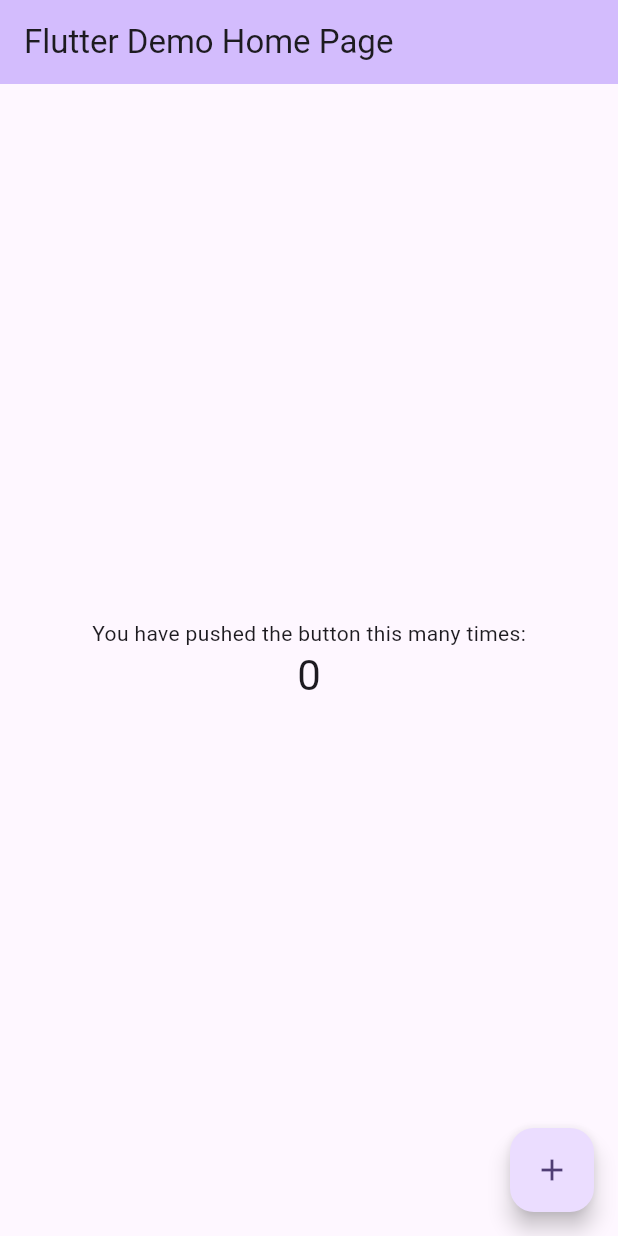
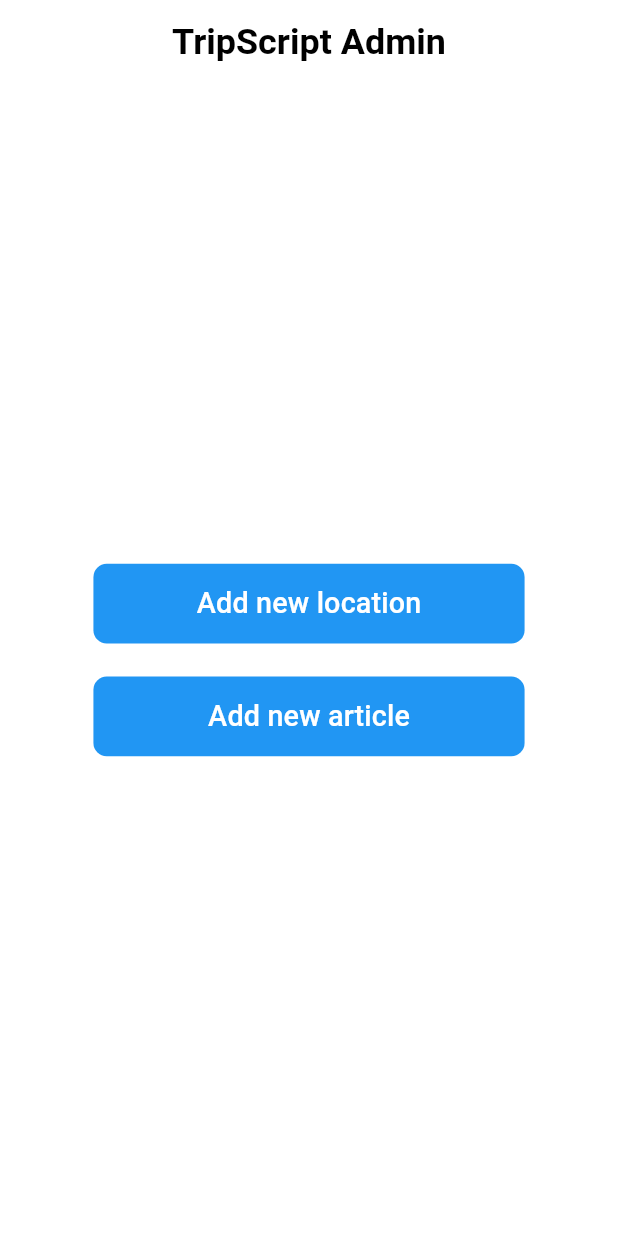
Before and after one commit to MKJules/trip_script_admin, a Flutter app: the screen it shows after launch, on a phone screen of 412 x 824 dp. Run offline on Flutter 3.47's test engine with Material 3 defaults, Android fonts, the light colour scheme and no system bars; our stand-ins replace cloud_firestore, firebase_core, firebase_storage, flutter_screenutil, image_picker; accounts and stored records are empty.

Commit message:
A lot of changes were made

```diff
--- /dev/null
+++ b/lib/home.dart
@@ -0,0 +1,81 @@
+import 'package:flutter/material.dart';
+import 'package:flutter_screenutil/flutter_screenutil.dart';
+import 'package:trip_script_admin/add_location.dart';
+
+class Home extends StatelessWidget {
+  const Home({super.key});
+
+  @override
+  Widget build(BuildContext context) {
+    return Scaffold(
+      backgroundColor: Colors.white,
+      appBar: AppBar(
+        centerTitle: true,
+        backgroundColor: Colors.white,
+        elevation: 0,
+        title: Text(
+          'TripScript Admin',
+          style: TextStyle(
+            fontWeight: FontWeight.w600,
+            fontSize: 25.sp,
+            color: Colors.black,
+          ),
+        ),
+      ),
+      body: Center(
+        child: Column(
+          mainAxisAlignment: MainAxisAlignment.center,
+          crossAxisAlignment: CrossAxisAlignment.center,
+          children: [
+            ElevatedButton(
+              onPressed: () {
+                Navigator.push(
+                  context,
+                  MaterialPageRoute(
+                    builder: (context) {
+                      return const AddNewLocation();
+                    },
+                  ),
+                );
+              },
+              style: ElevatedButton.styleFrom(
+                fixedSize: Size(300.w, 60.h),
+                elevation: 0,
+                backgroundColor: Colors.blue,
+                foregroundColor: Colors.white,
+                shape: RoundedRectangleBorder(
+                  borderRadius: BorderRadius.circular(10.r),
+                ),
+              ),
+              child: Text(
+                'Add new location',
+                style: TextStyle(
+                  fontSize: 20.sp,
+                ),
+              ),
+            ),
+            SizedBox(height: 25.h),
+            ElevatedButton(
+              onPressed: () {},
+              style: ElevatedButton.styleFrom(
+                fixedSize: Size(300.w, 60.h),
+                elevation: 0,
+                backgroundColor: Colors.blue,
+                foregroundColor: Colors.white,
+                shape: RoundedRectangleBorder(
+                  borderRadius: BorderRadius.circular(10.r),
+                ),
+              ),
+              child: Text(
+                'Add new article',
+                style: TextStyle(
+                  fontSize: 20.sp,
+                ),
+              ),
+            )
+          ],
+        ),
+      ),
+    );
+  }
+}
--- a/lib/main.dart
+++ b/lib/main.dart
@@ -1,7 +1,21 @@
+import 'package:firebase_core/firebase_core.dart';
 import 'package:flutter/material.dart';
+import 'package:flutter_screenutil/flutter_screenutil.dart';
+import 'package:trip_script_admin/home.dart';
 
-void main() {
-  runApp(const MyApp());
+import 'firebase_options.dart';
+
+void main() async{
+  WidgetsFlutterBinding.ensureInitialized();
+  await Firebase.initializeApp(
+    options: DefaultFirebaseOptions.currentPlatform,
+  );
+  runApp(
+      ScreenUtilInit(
+        designSize: const Size(430,932),
+        builder: (_, child) => const MyApp(),
+      )
+  );
 }
 
 class MyApp extends StatelessWidget {
@@ -12,114 +26,12 @@
   Widget build(BuildContext context) {
     return MaterialApp(
       title: 'Flutter Demo',
+      debugShowCheckedModeBanner: false,
       theme: ThemeData(
-        // This is the theme of your application.
-        //
-        // TRY THIS: Try running your application with "flutter run". You'll see
-        // the application has a purple toolbar. Then, without quitting the app,
-        // try changing the seedColor in the colorScheme below to Colors.green
-        // and then invoke "hot reload" (save your changes or press the "hot
-        // reload" button in a Flutter-supported IDE, or press "r" if you used
-        // the command line to start the app).
-        //
-        // Notice that the counter didn't reset back to zero; the application
-        // state is not lost during the reload. To reset the state, use hot
-        // restart instead.
-        //
-        // This works for code too, not just values: Most code changes can be
-        // tested with just a hot reload.
-        colorScheme: ColorScheme.fromSeed(seedColor: Colors.deepPurple),
+        colorScheme: ColorScheme.fromSeed(seedColor: Colors.blue),
         useMaterial3: true,
       ),
-      home: const MyHomePage(title: 'Flutter Demo Home Page'),
+      home: const Home(),
     );
   }
 }
-
-class MyHomePage extends StatefulWidget {
-  const MyHomePage({super.key, required this.title});
-
-  // This widget is the home page of your application. It is stateful, meaning
-  // that it has a State object (defined below) that contains fields that affect
-  // how it looks.
-
-  // This class is the configuration for the state. It holds the values (in this
-  // case the title) provided by the parent (in this case the App widget) and
-  // used by the build method of the State. Fields in a Widget subclass are
-  // always marked "final".
-
-  final String title;
-
-  @override
-  State<MyHomePage> createState() => _MyHomePageState();
-}
-
-class _MyHomePageState extends State<MyHomePage> {
-  int _counter = 0;
-
-  void _incrementCounter() {
-    setState(() {
-      // This call to setState tells the Flutter framework that something has
-      // changed in this State, which causes it to rerun the build method below
-      // so that the display can reflect the updated values. If we changed
-      // _counter without calling setState(), then the build method would not be
-      // called again, and so nothing would appear to happen.
-      _counter++;
-    });
-  }
-
-  @override
-  Widget build(BuildContext context) {
-    // This method is rerun every time setState is called, for instance as done
-    // by the _incrementCounter method above.
-    //
-    // The Flutter framework has been optimized to make rerunning build methods
-    // fast, so that you can just rebuild anything that needs updating rather
-    // than having to individually change instances of widgets.
-    return Scaffold(
-      appBar: AppBar(
-        // TRY THIS: Try changing the color here to a specific color (to
-        // Colors.amber, perhaps?) and trigger a hot reload to see the AppBar
-        // change color while the other colors stay the same.
-        backgroundColor: Theme.of(context).colorScheme.inversePrimary,
-        // Here we take the value from the MyHomePage object that was created by
-        // the App.build method, and use it to set our appbar title.
-        title: Text(widget.title),
-      ),
-      body: Center(
-        // Center is a layout widget. It takes a single child and positions it
-        // in the middle of the parent.
-        child: Column(
-          // Column is also a layout widget. It takes a list of children and
-          // arranges them vertically. By default, it sizes itself to fit its
-          // children horizontally, and tries to be as tall as its parent.
-          //
-          // Column has various properties to control how it sizes itself and
-          // how it positions its children. Here we use mainAxisAlignment to
-          // center the children vertically; the main axis here is the vertical
-          // axis because Columns are vertical (the cross axis would be
-          // horizontal).
-          //
-          // TRY THIS: Invoke "debug painting" (choose the "Toggle Debug Paint"
-          // action in the IDE, or press "p" in the console), to see the
-          // wireframe for each widget.
-          mainAxisAlignment: MainAxisAlignment.center,
-          children: <Widget>[
-            const Text(
-              'You have pushed the button this many times:',
-            ),
-            Text(
-              '$_counter',
-              style: Theme.of(context).textTheme.headlineMedium,
-            ),
-          ],
-        ),
-      ),
-      floatingActionButton: FloatingActionButton(
-        onPressed: _incrementCounter,
-        tooltip: 'Increment',
-        child: const Icon(Icons.add),
-      ), // This trailing comma makes auto-formatting nicer for build methods.
-    );
-  }
-}
```
Also changed, not shown: lib/add_location.dart (added, +382 -0 lines), lib/consts/custom_snackbar.dart (added, +10 -0 lines), lib/db/add_location.dart (added, +26 -0 lines), lib/db/pick_image.dart (added, +31 -0 lines), lib/models/location.dart (added, +31 -0 lines), pubspec.yaml (+8 -5 lines), firebase.json, images/no_image.jpg (added), pubspec.lock, 3 other files.
